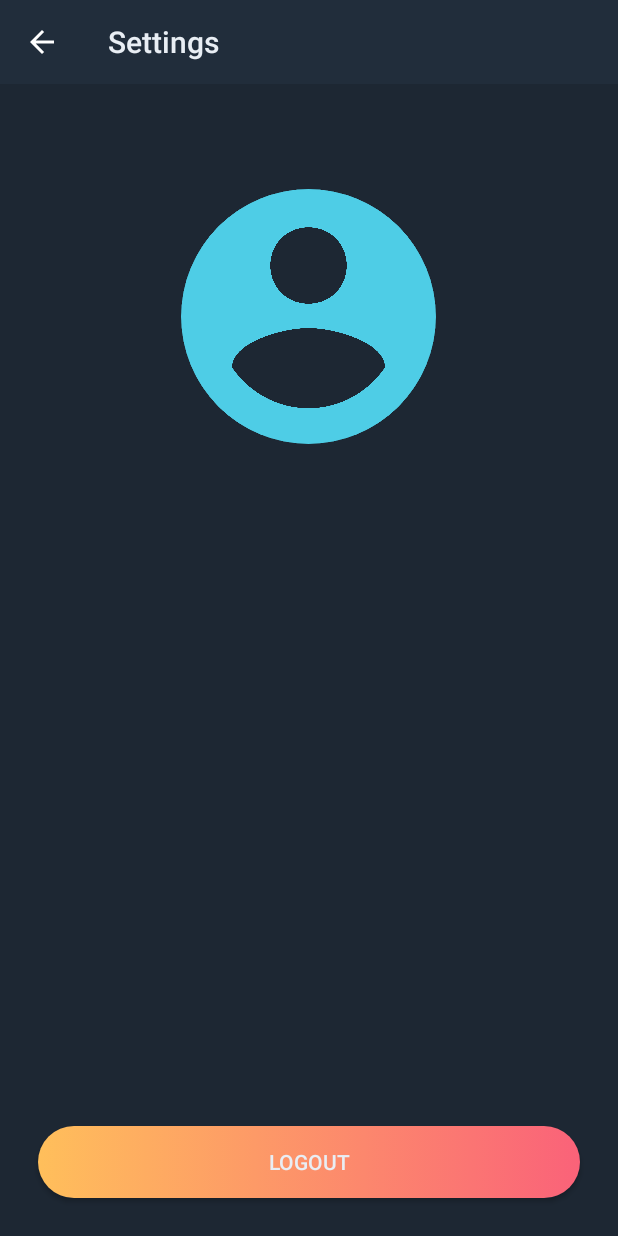
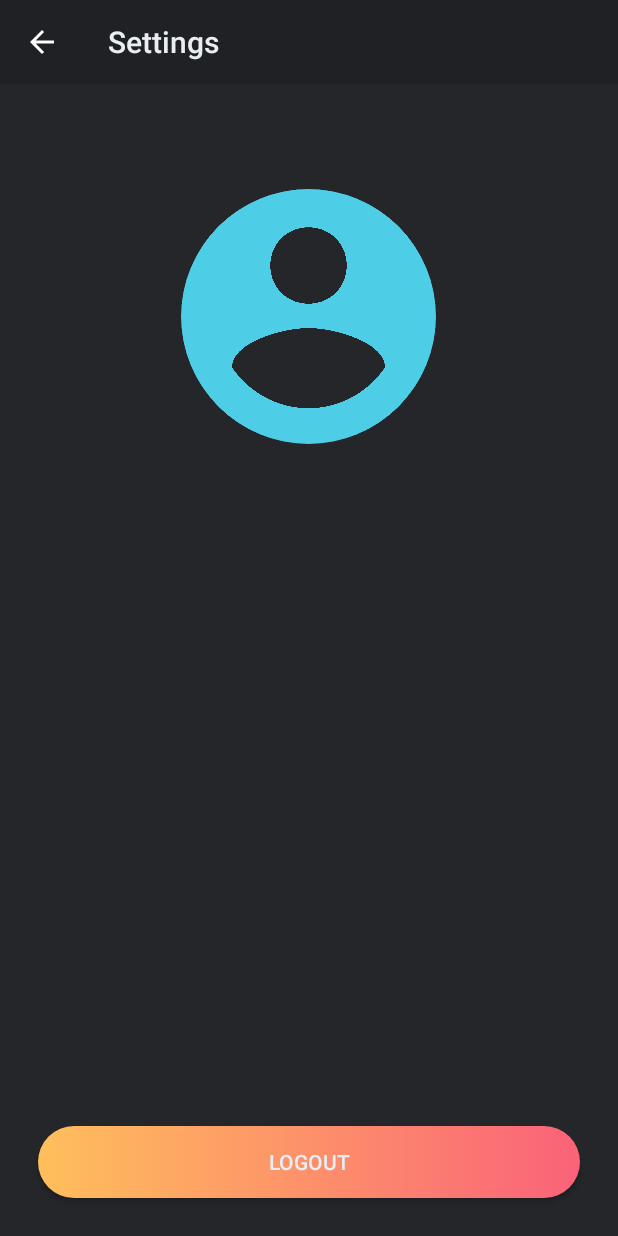
Before and after one commit to archroid/PonyExpressAndroid, an Android app: the screen it shows after launch once a user with an empty profile is signed in (SettingsActivity), in the options menu, after a tap on "Account Settings", on a phone screen of 412 x 824 dp. Run offline under Robolectric (Android 15) with nearby library versions, the phone set to English and light mode, and no system bars; our stand-ins replace CircleImageView, Firebase (no records; nobody signed in at launch, a user with empty details on screens opened directly); libraries missing offline, so code that uses them is left out: com.theartofdev.edmodo, id.zelory.compressor; 4 statements that could not run were skipped.

Commit message:
New color theme and new requests ui

```diff
--- a/app/src/main/java/ir/archroid/ponyexpress/Adapter/ViewPagerAdapter.java
+++ b/app/src/main/java/ir/archroid/ponyexpress/Adapter/ViewPagerAdapter.java
@@ -20,13 +20,13 @@ public class ViewPagerAdapter extends FragmentPagerAdapter {
     @Override
     public Fragment getItem(int position) {
         switch (position){
+//            case 0:
+//                RequestsFragment requestsFragment = new RequestsFragment();
+//                return requestsFragment;
             case 0:
-                RequestsFragment requestsFragment = new RequestsFragment();
-                return requestsFragment;
-            case 1:
                 ChatsFragment chatsFragment = new ChatsFragment();
                 return chatsFragment;
-            case 2:
+            case 1:
                 FriendsFragment friendsFragment = new FriendsFragment();
                 return friendsFragment;
             default:
@@ -36,16 +36,16 @@ public class ViewPagerAdapter extends FragmentPagerAdapter {
 
     @Override
     public int getCount() {
-        return 3;
+        return 2;
     }
 
     public CharSequence getPageTitle(int position){
         switch (position){
+//            case 0:
+//                return "REQUESTS";
             case 0:
-                return "REQUESTS";
+                return "CHATS";
             case 1:
-                return "CHATS";
-            case 2:
                 return "FRIENDS";
             default:
                 return "";
--- a/app/src/main/java/ir/archroid/ponyexpress/ChatActivity.java
+++ b/app/src/main/java/ir/archroid/ponyexpress/ChatActivity.java
@@ -112,7 +112,7 @@ public class ChatActivity extends AppCompatActivity {
         });
 
         // Modify RecyclerView
-        recyclerView = findViewById(R.id.recyclerView);
+        recyclerView = findViewById(R.id.recyclerView_friends);
         recyclerView.setHasFixedSize(true);
         linearLayoutManager = new LinearLayoutManager(getApplicationContext());
         linearLayoutManager.setStackFromEnd(true);
--- a/app/src/main/java/ir/archroid/ponyexpress/Fragment/ChatsFragment.java
+++ b/app/src/main/java/ir/archroid/ponyexpress/Fragment/ChatsFragment.java
@@ -49,7 +49,7 @@ public class ChatsFragment extends Fragment {
 
         tv_noItem = view.findViewById(R.id.tv_noItem);
 
-        recyclerView = view.findViewById(R.id.recyclerView);
+        recyclerView = view.findViewById(R.id.recyclerView_friends);
         recyclerView.setHasFixedSize(true);
         recyclerView.setLayoutManager(new LinearLayoutManager(getContext()));
 
--- a/app/src/main/java/ir/archroid/ponyexpress/Fragment/FriendsFragment.java
+++ b/app/src/main/java/ir/archroid/ponyexpress/Fragment/FriendsFragment.java
@@ -21,21 +21,31 @@ import com.google.firebase.database.ValueEventListener;
 import java.util.ArrayList;
 import java.util.List;
 import ir.archroid.ponyexpress.Adapter.FriendAdapter;
+import ir.archroid.ponyexpress.Adapter.RequestAdapter;
 import ir.archroid.ponyexpress.Model.User;
 import ir.archroid.ponyexpress.R;
 
 public class FriendsFragment extends Fragment {
 
-    private RecyclerView recyclerView;
+    private RecyclerView recyclerView_requests;
+    private RecyclerView recyclerView_friends;
+
+    private TextView tv_requests;
+    private TextView tv_friends;
+
     private TextView tv_noItem;
 
     private FirebaseUser firebaseUser;
     private DatabaseReference usersRef;
     private DatabaseReference friendsRef;
+    private DatabaseReference friendsReqRef;
 
     private List<User> allUsers;
     private List<User> friendUsers;
+    private List<User> requestedUsers;
     private List<String> dates;
+
+
 
     public FriendsFragment() {
     }
@@ -48,19 +58,34 @@ public class FriendsFragment extends Fragment {
 
         tv_noItem = view.findViewById(R.id.tv_noItem);
 
-        recyclerView = view.findViewById(R.id.recyclerView);
-        recyclerView.setHasFixedSize(true);
-        recyclerView.setLayoutManager(new LinearLayoutManager(getContext()));
+        tv_friends = view.findViewById(R.id.tv_friends);
+        tv_requests = view.findViewById(R.id.tv_requests);
 
-        DividerItemDecoration dividerItemDecoration = new DividerItemDecoration(recyclerView.getContext(),
+
+        recyclerView_friends = view.findViewById(R.id.recyclerView_friends);
+        recyclerView_friends.setHasFixedSize(true);
+        recyclerView_friends.setLayoutManager(new LinearLayoutManager(getContext()));
+
+        DividerItemDecoration dividerItemDecoration = new DividerItemDecoration(recyclerView_friends.getContext(),
                 new LinearLayoutManager(getContext()).getOrientation());
-        recyclerView.addItemDecoration(dividerItemDecoration);
+        recyclerView_friends.addItemDecoration(dividerItemDecoration);
+
+        recyclerView_requests = view.findViewById(R.id.recyclerView_requests);
+        recyclerView_requests.setHasFixedSize(true);
+        recyclerView_requests.setLayoutManager(new LinearLayoutManager(getContext()));
+
+        DividerItemDecoration dividerItemDecoration2 = new DividerItemDecoration(recyclerView_requests.getContext(),
+                new LinearLayoutManager(getContext()).getOrientation());
+        recyclerView_friends.addItemDecoration(dividerItemDecoration2);
 
         allUsers = new ArrayList<>();
+        requestedUsers = new ArrayList<>();
         friendUsers = new ArrayList<>();
         dates = new ArrayList<>();
 
         firebaseUser = FirebaseAuth.getInstance().getCurrentUser();
+        friendsReqRef = FirebaseDatabase.getInstance().getReference("FriendRequests");
+
 
         usersRef = FirebaseDatabase.getInstance().getReference("Users");
         usersRef.addValueEventListener(new ValueEventListener() {
@@ -100,7 +125,8 @@ public class FriendsFragment extends Fragment {
 
                 }
                 FriendAdapter friendAdapter = new FriendAdapter(friendUsers, getContext(), dates);
-                recyclerView.setAdapter(friendAdapter);
+                tv_friends.setText("FREINDS - " + dates.size());
+                recyclerView_friends.setAdapter(friendAdapter);
             }
 
             @Override
@@ -108,6 +134,37 @@ public class FriendsFragment extends Fragment {
             }
         });
 
+        friendsReqRef.child(firebaseUser.getUid()).addValueEventListener(new ValueEventListener() {
+            @Override
+            public void onDataChange(@NonNull DataSnapshot snapshot) {
+                requestedUsers.clear();
+                for (DataSnapshot dataSnapshot : snapshot.getChildren()){
+                    final String userid = dataSnapshot.getKey();
+                    String req_type = dataSnapshot.child("request_type").getValue().toString();
+                    if (req_type.equals("received")) {
+                        for (User user : allUsers) {
+                            if (user.getId().equals(userid)) {
+                                requestedUsers.add(user);
+                                tv_noItem.setVisibility(View.GONE);
+                            }
+                        }
+                    }
+                }
+                RequestAdapter requestAdapter = new RequestAdapter(requestedUsers, getContext());
+                tv_requests.setText("PENDING REQUESTS - " + requestAdapter.getItemCount());
+                recyclerView_requests.setAdapter(requestAdapter);
+            }
+
+            @Override
+            public void onCancelled(@NonNull DatabaseError error) {
+
+            }
+        });
+
+
+
+
+
         return view;
     }
 }
--- a/app/src/main/java/ir/archroid/ponyexpress/Fragment/RequestsFragment.java
+++ b/app/src/main/java/ir/archroid/ponyexpress/Fragment/RequestsFragment.java
@@ -48,7 +48,7 @@ public class RequestsFragment extends Fragment {
 
         tv_noItem = view.findViewById(R.id.tv_noItem);
 
-        recyclerView = view.findViewById(R.id.recyclerView);
+        recyclerView = view.findViewById(R.id.recyclerView_friends);
         recyclerView.setHasFixedSize(true);
         recyclerView.setLayoutManager(new LinearLayoutManager(getContext()));
 
--- a/app/src/main/java/ir/archroid/ponyexpress/MainActivity.java
+++ b/app/src/main/java/ir/archroid/ponyexpress/MainActivity.java
@@ -53,13 +53,13 @@ public class MainActivity extends AppCompatActivity {
             @Override
             public void onPageSelected(int position) {
                 switch (position) {
+//                    case 0:
+//                        bottomNavigationView.setSelectedItemId(R.id.requests);
+//                        break;
                     case 0:
-                        bottomNavigationView.setSelectedItemId(R.id.requests);
+                        bottomNavigationView.setSelectedItemId(R.id.chats);
                         break;
                     case 1:
-                        bottomNavigationView.setSelectedItemId(R.id.chats);
-                        break;
-                    case 2:
                         bottomNavigationView.setSelectedItemId(R.id.friends);
                         break;
 
@@ -80,14 +80,14 @@ public class MainActivity extends AppCompatActivity {
             @Override
             public boolean onNavigationItemSelected(@NonNull MenuItem item) {
                 switch (item.getItemId()) {
-                    case R.id.requests:
+//                    case R.id.requests:
+//                        viewPager.setCurrentItem(0);
+//                        break;
+                    case R.id.chats:
                         viewPager.setCurrentItem(0);
                         break;
-                    case R.id.chats:
+                    case R.id.friends:
                         viewPager.setCurrentItem(1);
-                        break;
-                    case R.id.friends:
-                        viewPager.setCurrentItem(2);
                         break;
                 }
                 return true;
--- a/app/src/main/java/ir/archroid/ponyexpress/UsersActivity.java
+++ b/app/src/main/java/ir/archroid/ponyexpress/UsersActivity.java
@@ -56,7 +56,7 @@ public class UsersActivity extends AppCompatActivity {
 
         firebaseUser = FirebaseAuth.getInstance().getCurrentUser();
 
-        recyclerView = findViewById(R.id.recyclerView);
+        recyclerView = findViewById(R.id.recyclerView_friends);
         recyclerView.setHasFixedSize(true);
         recyclerView.setLayoutManager(new LinearLayoutManager(this));
 
--- a/app/src/main/res/layout/activity_chat.xml
+++ b/app/src/main/res/layout/activity_chat.xml
@@ -56,7 +56,7 @@
     </androidx.appcompat.widget.Toolbar>
 
     <androidx.recyclerview.widget.RecyclerView
-        android:id="@+id/recyclerView"
+        android:id="@+id/recyclerView_friends"
         android:layout_width="match_parent"
         android:layout_height="match_parent"
         android:layout_above="@id/buttomLayout"
--- a/app/src/main/res/layout/activity_users.xml
+++ b/app/src/main/res/layout/activity_users.xml
@@ -20,7 +20,7 @@
             app:title="All Users"/>
 
         <androidx.recyclerview.widget.RecyclerView
-            android:id="@+id/recyclerView"
+            android:id="@+id/recyclerView_friends"
             android:layout_width="match_parent"
             android:layout_height="match_parent"
             android:layout_below="@id/toolbar"
--- a/app/src/main/res/layout/fragment_chats.xml
+++ b/app/src/main/res/layout/fragment_chats.xml
@@ -10,7 +10,7 @@
     <androidx.recyclerview.widget.RecyclerView
         android:layout_width="match_parent"
         android:layout_height="match_parent"
-        android:id="@+id/recyclerView"
+        android:id="@+id/recyclerView_friends"
         />
 
     <TextView
--- a/app/src/main/res/layout/fragment_requests.xml
+++ b/app/src/main/res/layout/fragment_requests.xml
@@ -10,7 +10,7 @@
     <androidx.recyclerview.widget.RecyclerView
         android:layout_width="match_parent"
         android:layout_height="match_parent"
-        android:id="@+id/recyclerView"
+        android:id="@+id/recyclerView_friends"
         />
 
     <TextView
--- a/app/src/main/res/menu/navigation_view_manu.xml
+++ b/app/src/main/res/menu/navigation_view_manu.xml
@@ -1,11 +1,5 @@
 <?xml version="1.0" encoding="utf-8"?>
 <menu xmlns:android="http://schemas.android.com/apk/res/android">
-
-    <item
-        android:id="@+id/requests"
-        android:icon="@drawable/ic_request_friend"
-        android:title="Requests"
-        />
 
     <item
         android:id="@+id/chats"
--- a/app/src/main/res/values/colors.xml
+++ b/app/src/main/res/values/colors.xml
@@ -1,11 +1,11 @@
 <?xml version="1.0" encoding="utf-8"?>
 <resources>
-    <color name="colorPrimary">#212d3b</color>
+    <color name="colorPrimary">#202124</color>
     <color name="colorPrimaryDark">#1a242e</color>
     <color name="colorAccent">#5ea3de</color>
 
-    <color name="gray">#1d2733</color>
-    <color name="text_bg">#90bcdf</color>
+    <color name="gray">#24262a</color>
+    <color name="text_bg">#828385</color>
 
     <color name="red2">#FF7950</color>
 
```
Also changed, not shown: app/src/main/res/layout/fragment_friends.xml (+44 -1 lines).
